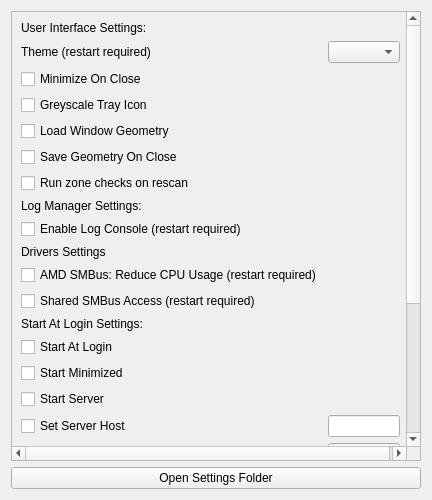
Above: qt/OpenRGBSettingsPage.ui from CalcProgrammer1/OpenRGB before the change. Below: the same form after it.
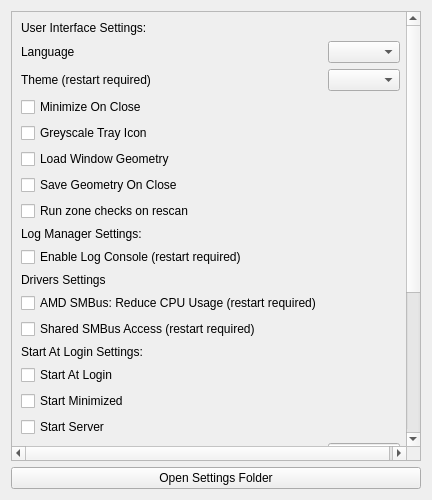
That is the form after the change.

Commit message:
Adding ability to switch language files at runtime to resolve #2743
* Removing .qm files from Windows build as they are inbuilt as of a7adfe251
* Moving translation change code to the OpenRGBSettingsPage
* Adding a changeEvent() to applicable Widgets to facilitate language updates
* Workaround added to TabLabel to accomodate translation context origin
* Added zh_TW locale to OpenRGB.pro
* Updated all translations to include the latest untranslated strings

```diff
--- a/qt/OpenRGBSettingsPage.ui
+++ b/qt/OpenRGBSettingsPage.ui
@@ -31,18 +31,21 @@
        <rect>
         <x>0</x>
         <y>0</y>
-        <width>408</width>
-        <height>556</height>
+        <width>427</width>
+        <height>764</height>
        </rect>
       </property>
       <layout class="QGridLayout" name="gridLayout_3">
-       <item row="9" column="0">
+       <item row="10" column="0">
         <widget class="QLabel" name="LogManagerSettingsLabel">
          <property name="text">
           <string>Log Manager Settings:</string>
          </property>
         </widget>
        </item>
+       <item row="22" column="1">
+        <widget class="QLineEdit" name="TextServerHost"/>
+       </item>
        <item row="2" column="0">
         <widget class="QLabel" name="UserInterfaceSettingsLabel">
          <property name="text">
@@ -50,150 +53,52 @@
          </property>
         </widget>
        </item>
-       <item row="7" column="0">
-        <widget class="QCheckBox" name="CheckboxSaveGeometry">
-         <property name="text">
-          <string>Save Geometry On Close</string>
-         </property>
-        </widget>
-       </item>
-       <item row="24" column="1">
-        <widget class="QLineEdit" name="TextCustomArgs"/>
-       </item>
-       <item row="25" column="1">
-        <widget class="QComboBox" name="ComboBoxAutoStartProfile"/>
-       </item>
-       <item row="8" column="0">
-        <widget class="QCheckBox" name="CheckboxRunZoneChecks">
-         <property name="text">
-          <string>Run zone checks on rescan</string>
-         </property>
-        </widget>
-       </item>
-       <item row="26" column="0">
-        <widget class="QCheckBox" name="CheckboxSetOnExit">
-         <property name="text">
-          <string>Set Profile on Exit</string>
-         </property>
-        </widget>
-       </item>
-       <item row="26" column="1">
-        <widget class="QComboBox" name="ComboBoxExitProfile"/>
-       </item>
-       <item row="19" column="0">
-        <widget class="QCheckBox" name="CheckboxAutoStartMinimized">
-         <property name="text">
-          <string>Start Minimized</string>
-         </property>
-        </widget>
-       </item>
-       <item row="12" column="0">
-        <widget class="QCheckBox" name="CheckboxAMDSMBusReduceCPU">
-         <property name="text">
-          <string>AMD SMBus: Reduce CPU Usage (restart required)</string>
-         </property>
-        </widget>
-       </item>
-       <item row="23" column="0">
-        <widget class="QCheckBox" name="CheckboxAutoStartClient">
-         <property name="text">
-          <string>Start Client</string>
-         </property>
-        </widget>
-       </item>
-       <item row="20" column="0">
-        <widget class="QCheckBox" name="CheckboxAutoStartServer">
-         <property name="text">
-          <string>Start Server</string>
-         </property>
-        </widget>
-       </item>
-       <item row="21" column="1">
-        <widget class="QLineEdit" name="TextServerHost"/>
-       </item>
-       <item row="21" column="0">
-        <widget class="QCheckBox" name="CheckboxAutoStartSetServerHost">
-         <property name="text">
-          <string>Set Server Host</string>
-         </property>
-        </widget>
-       </item>
-       <item row="10" column="0">
+       <item row="11" column="0">
         <widget class="QCheckBox" name="CheckboxLogConsole">
          <property name="text">
           <string>Enable Log Console (restart required)</string>
          </property>
         </widget>
        </item>
-       <item row="14" column="0">
+       <item row="21" column="0">
+        <widget class="QCheckBox" name="CheckboxAutoStartServer">
+         <property name="text">
+          <string>Start Server</string>
+         </property>
+        </widget>
+       </item>
+       <item row="4" column="1">
+        <widget class="QComboBox" name="ComboBoxTheme"/>
+       </item>
+       <item row="16" column="0">
+        <widget class="QCheckBox" name="CheckboxAutoStart">
+         <property name="text">
+          <string>Start At Login</string>
+         </property>
+        </widget>
+       </item>
+       <item row="15" column="0">
         <widget class="QLabel" name="AutoStartLabel">
          <property name="text">
           <string>Start At Login Settings:</string>
          </property>
         </widget>
        </item>
-       <item row="3" column="1">
-        <widget class="QComboBox" name="ComboBoxTheme"/>
-       </item>
-       <item row="22" column="1">
-        <widget class="QLineEdit" name="TextServerPort">
-         <property name="inputMask">
-          <string>90000</string>
-         </property>
-         <property name="text">
-          <string/>
-         </property>
-         <property name="placeholderText">
-          <string/>
-         </property>
-        </widget>
-       </item>
        <item row="4" column="0">
-        <widget class="QCheckBox" name="CheckboxMinimizeOnClose">
-         <property name="text">
-          <string>Minimize On Close</string>
-         </property>
-        </widget>
-       </item>
-       <item row="5" column="0">
-        <widget class="QCheckBox" name="CheckboxTrayIconGreyscale">
-         <property name="text">
-          <string>Greyscale Tray Icon</string>
-         </property>
-        </widget>
-       </item>
-       <item row="27" column="0">
-        <widget class="QLabel" name="AutoStartStatusLabel">
-         <property name="text">
-          <string>Start at Login Status</string>
-         </property>
-        </widget>
-       </item>
-       <item row="3" column="0">
         <widget class="QLabel" name="ThemeLabel">
          <property name="text">
           <string>Theme (restart required)</string>
          </property>
         </widget>
        </item>
-       <item row="15" column="0">
-        <widget class="QCheckBox" name="CheckboxAutoStart">
+       <item row="12" column="0">
+        <widget class="QLabel" name="DriversSettingsLabel">
          <property name="text">
-          <string>Start At Login</string>
+          <string>Drivers Settings</string>
          </property>
         </widget>
        </item>
-       <item row="23" column="1">
-        <widget class="QLineEdit" name="TextClientHost"/>
-       </item>
-       <item row="22" column="0">
-        <widget class="QCheckBox" name="CheckboxAutoStartSetServerPort">
-         <property name="text">
-          <string>Set Server Port</string>
-         </property>
-        </widget>
-       </item>
-       <item row="28" column="0">
+       <item row="29" column="0">
         <spacer name="verticalSpacer">
          <property name="orientation">
           <enum>Qt::Vertical</enum>
@@ -209,14 +114,24 @@
          </property>
         </spacer>
        </item>
-       <item row="11" column="0">
-        <widget class="QLabel" name="DriversSettingsLabel">
+       <item row="8" column="0">
+        <widget class="QCheckBox" name="CheckboxSaveGeometry">
          <property name="text">
-          <string>Drivers Settings</string>
+          <string>Save Geometry On Close</string>
          </property>
         </widget>
        </item>
-       <item row="25" column="0">
+       <item row="24" column="0">
+        <widget class="QCheckBox" name="CheckboxAutoStartClient">
+         <property name="text">
+          <string>Start Client</string>
+         </property>
+        </widget>
+       </item>
+       <item row="25" column="1">
+        <widget class="QLineEdit" name="TextCustomArgs"/>
+       </item>
+       <item row="26" column="0">
         <widget class="QCheckBox" name="CheckboxAutoStartProfile">
          <property name="text">
           <string>Load Profile</string>
@@ -224,26 +139,121 @@
         </widget>
        </item>
        <item row="6" column="0">
+        <widget class="QCheckBox" name="CheckboxTrayIconGreyscale">
+         <property name="text">
+          <string>Greyscale Tray Icon</string>
+         </property>
+        </widget>
+       </item>
+       <item row="28" column="0">
+        <widget class="QLabel" name="AutoStartStatusLabel">
+         <property name="text">
+          <string>Start at Login Status</string>
+         </property>
+        </widget>
+       </item>
+       <item row="13" column="0">
+        <widget class="QCheckBox" name="CheckboxAMDSMBusReduceCPU">
+         <property name="text">
+          <string>AMD SMBus: Reduce CPU Usage (restart required)</string>
+         </property>
+        </widget>
+       </item>
+       <item row="20" column="0">
+        <widget class="QCheckBox" name="CheckboxAutoStartMinimized">
+         <property name="text">
+          <string>Start Minimized</string>
+         </property>
+        </widget>
+       </item>
+       <item row="7" column="0">
         <widget class="QCheckBox" name="CheckboxLoadGeometry">
          <property name="text">
           <string>Load Window Geometry</string>
          </property>
         </widget>
        </item>
-       <item row="24" column="0">
+       <item row="26" column="1">
+        <widget class="QComboBox" name="ComboBoxAutoStartProfile"/>
+       </item>
+       <item row="23" column="1">
+        <widget class="QLineEdit" name="TextServerPort">
+         <property name="inputMask">
+          <string>90000</string>
+         </property>
+         <property name="text">
+          <string/>
+         </property>
+         <property name="placeholderText">
+          <string/>
+         </property>
+        </widget>
+       </item>
+       <item row="24" column="1">
+        <widget class="QLineEdit" name="TextClientHost"/>
+       </item>
+       <item row="27" column="0">
+        <widget class="QCheckBox" name="CheckboxSetOnExit">
+         <property name="text">
+          <string>Set Profile on Exit</string>
+         </property>
+        </widget>
+       </item>
+       <item row="25" column="0">
         <widget class="QCheckBox" name="CheckboxAutoStartCustom">
          <property name="text">
           <string>Custom Arguments</string>
          </property>
         </widget>
        </item>
-       <item row="13" column="0">
+       <item row="5" column="0">
+        <widget class="QCheckBox" name="CheckboxMinimizeOnClose">
+         <property name="text">
+          <string>Minimize On Close</string>
+         </property>
+        </widget>
+       </item>
+       <item row="14" column="0">
         <widget class="QCheckBox" name="CheckboxSharedSMBusAccess">
          <property name="text">
           <string>Shared SMBus Access (restart required)</string>
          </property>
         </widget>
        </item>
+       <item row="27" column="1">
+        <widget class="QComboBox" name="ComboBoxExitProfile"/>
+       </item>
+       <item row="22" column="0">
+        <widget class="QCheckBox" name="CheckboxAutoStartSetServerHost">
+         <property name="text">
+          <string>Set Server Host</string>
+         </property>
+        </widget>
+       </item>
+       <item row="23" column="0">
+        <widget class="QCheckBox" name="CheckboxAutoStartSetServerPort">
+         <property name="text">
+          <string>Set Server Port</string>
+         </property>
+        </widget>
+       </item>
+       <item row="9" column="0">
+        <widget class="QCheckBox" name="CheckboxRunZoneChecks">
+         <property name="text">
+          <string>Run zone checks on rescan</string>
+         </property>
+        </widget>
+       </item>
+       <item row="3" column="0">
+        <widget class="QLabel" name="LabelLanguage">
+         <property name="text">
+          <string>Language</string>
+         </property>
+        </widget>
+       </item>
+       <item row="3" column="1">
+        <widget class="QComboBox" name="ComboBoxLanguage"/>
+       </item>
       </layout>
      </widget>
     </widget>
```
The commit also changes 85 other files.
